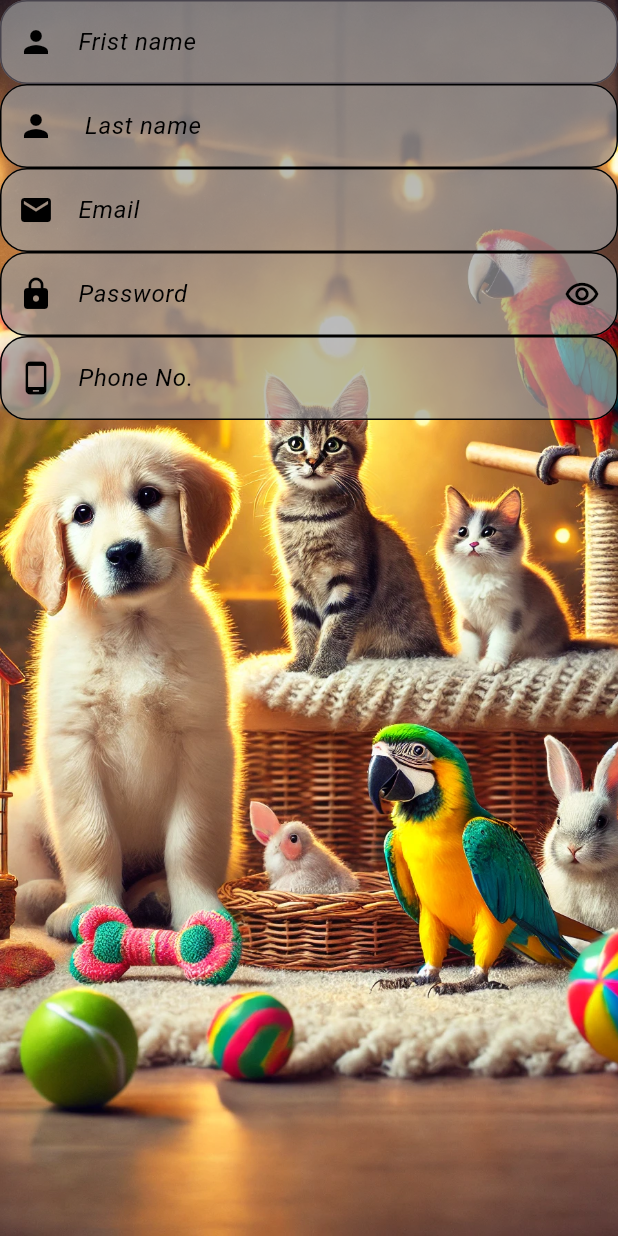
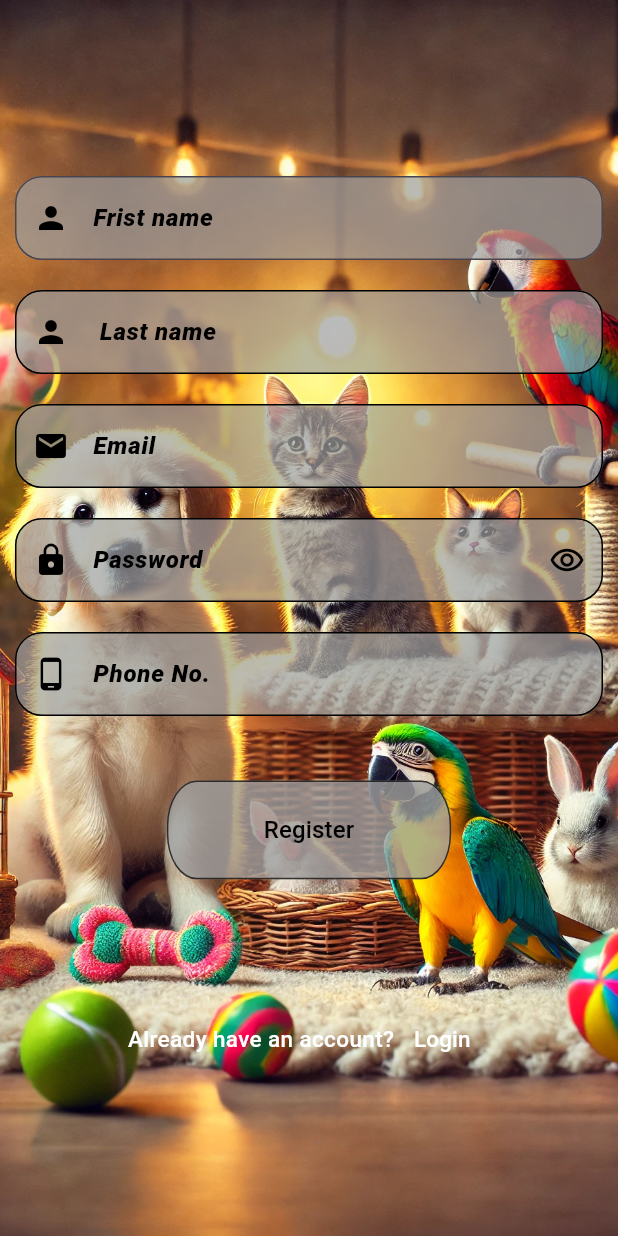
Before and after one commit to chris-2git/final_project, a Flutter app: the screen it shows after launch, after a tap on "Register here", on a phone screen of 412 x 824 dp. Run offline on Flutter 3.47's test engine with Material 3 defaults, Android fonts, the phone set to English and light mode, and no system bars.

Commit message:
new code

```diff
--- a/lib/Pets Adoption App/pagelogin.dart
+++ b/lib/Pets Adoption App/pagelogin.dart
@@ -87,6 +87,11 @@ class _PageloginState extends State<Pagelogin> {
       fontSize: 18,
       fontStyle: FontStyle.normal,
     );
+    final Style = TextStyle(
+        color: Colors.white,
+        fontStyle: FontStyle.normal,
+        fontSize: 15,
+        fontWeight: FontWeight.w800);
     final size = MediaQuery.of(context).size;
     return Scaffold(
       body: Container(
@@ -185,8 +190,8 @@ class _PageloginState extends State<Pagelogin> {
                   height: size.height * 0.15,
                 ),
                 Text(
-                  'Dont have an account?',
-                  style: sty,
+                  'Don' 't have an account?',
+                  style: Style,
                 ),
                 SizedBox(
                   height: size.height * 0.01,
--- a/lib/Pets Adoption App/pagereg.dart
+++ b/lib/Pets Adoption App/pagereg.dart
@@ -1,3 +1,4 @@
+import 'package:final_project/Pets%20Adoption%20App/pagelogin.dart';
 import 'package:flutter/material.dart';
 
 class Pageregister extends StatefulWidget {
@@ -11,7 +12,20 @@ class _PageregisterState extends State<Pageregister> {
   @override
   Widget build(BuildContext context) {
     final Sty = TextStyle(
-        color: Colors.black, fontStyle: FontStyle.italic, fontSize: 16);
+        color: Colors.black,
+        fontStyle: FontStyle.italic,
+        fontSize: 16,
+        fontWeight: FontWeight.w900);
+    final Styl = TextStyle(
+        color: Colors.black,
+        fontStyle: FontStyle.normal,
+        fontSize: 16,
+        fontWeight: FontWeight.w500);
+    final Style = TextStyle(
+        color: Colors.white,
+        fontStyle: FontStyle.normal,
+        fontSize: 15,
+        fontWeight: FontWeight.w500);
     final size = MediaQuery.of(context).size;
     return Scaffold(
       body: Container(
@@ -21,10 +35,13 @@ class _PageregisterState extends State<Pageregister> {
             image: AssetImage('assets/petsall.webp'),
           ),
         ),
-        child: SafeArea(
+        child: Center(
+          child: SingleChildScrollView(
             child: Column(
               children: [
-              TextFormField(
+                Padding(
+                  padding: const EdgeInsets.all(10.0),
+                  child: TextFormField(
                     decoration: InputDecoration(
                         focusedBorder: OutlineInputBorder(
                           borderSide: BorderSide(color: Colors.grey),
@@ -45,7 +62,10 @@ class _PageregisterState extends State<Pageregister> {
                         fillColor: Colors.grey.withOpacity(0.7),
                         filled: true),
                   ),
-              TextFormField(
+                ),
+                Padding(
+                  padding: const EdgeInsets.all(10.0),
+                  child: TextFormField(
                     decoration: InputDecoration(
                         focusedBorder: OutlineInputBorder(
                           borderSide: BorderSide(color: Colors.grey),
@@ -70,7 +90,10 @@ class _PageregisterState extends State<Pageregister> {
                         fillColor: Colors.grey.withOpacity(0.7),
                         filled: true),
                   ),
-              TextFormField(
+                ),
+                Padding(
+                  padding: const EdgeInsets.all(10.0),
+                  child: TextFormField(
                     decoration: InputDecoration(
                         border: OutlineInputBorder(
                           borderRadius: BorderRadius.circular(18),
@@ -92,7 +115,10 @@ class _PageregisterState extends State<Pageregister> {
                         hintText: 'Email',
                         hintStyle: Sty),
                   ),
-              TextFormField(
+                ),
+                Padding(
+                  padding: const EdgeInsets.all(10.0),
+                  child: TextFormField(
                     decoration: InputDecoration(
                         border: OutlineInputBorder(
                           borderRadius: BorderRadius.circular(18),
@@ -118,7 +144,10 @@ class _PageregisterState extends State<Pageregister> {
                         hintText: 'Password',
                         hintStyle: Sty),
                   ),
-              TextFormField(
+                ),
+                Padding(
+                  padding: const EdgeInsets.all(10.0),
+                  child: TextFormField(
                     decoration: InputDecoration(
                         border: OutlineInputBorder(
                           borderRadius: BorderRadius.circular(18),
@@ -140,7 +169,63 @@ class _PageregisterState extends State<Pageregister> {
                         hintText: 'Phone No.',
                         hintStyle: Sty),
                   ),
+                ),
+                SizedBox(
+                  height: size.height * 0.04,
+                ),
+                Container(
+                  width: size.width * 0.46,
+                  height: size.height * 0.08,
+                  decoration: BoxDecoration(
+                    border: Border.all(
+                      color: Colors.black.withOpacity(0.7),
+                    ),
+                    color: Colors.grey.withOpacity(0.8),
+                    borderRadius: BorderRadius.only(
+                      topLeft: Radius.elliptical(
+                        20,
+                        30,
+                      ),
+                      topRight: Radius.elliptical(20, 30),
+                      bottomLeft: Radius.elliptical(20, 30),
+                      bottomRight: Radius.elliptical(20, 30),
+                    ),
+                  ),
+                  child: TextButton(
+                    onPressed: () {},
+                    child: Text(
+                      'Register',
+                      style: Styl,
+                    ),
+                  ),
+                ),
+                SizedBox(
+                  height: size.height * 0.1,
+                ),
+                Row(
+                  mainAxisAlignment: MainAxisAlignment.center,
+                  children: [
+                    Text(
+                      'Already have an account?',
+                      style: Style,
+                    ),
+                    TextButton(
+                      onPressed: () {
+                        Navigator.push(
+                            context,
+                            MaterialPageRoute(
+                              builder: (context) => Pagelogin(),
+                            ));
+                      },
+                      child: Text(
+                        'Login',
+                        style: Style,
+                      ),
+                    ),
                   ],
+                ),
+              ],
+            ),
           ),
         ),
       ),
```
Lines whose indentation alone changed are shown as unchanged.
